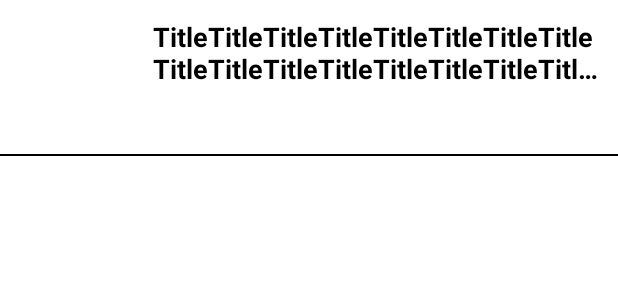
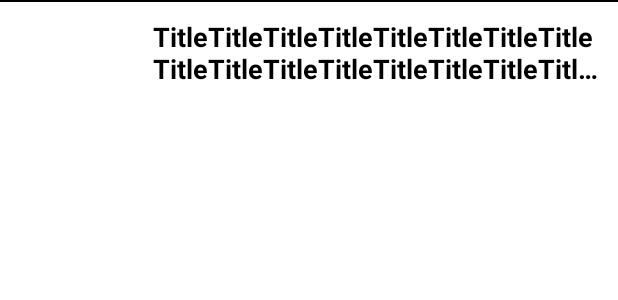
Before and after one commit to polokoio456/PodcastTechnology, an Android app: the layout item_podcast.xml on its own in the app's theme, with its tools: preview values and no code run, on a phone screen of 412 x 824 dp. Shown: the top 300 px of the screen. Run offline under Robolectric (Android 15) with nearby library versions, the phone set to English and light mode, and no system bars.

Commit message:
refactor: modify UI

```diff
--- a/app/src/main/res/layout/item_podcast.xml
+++ b/app/src/main/res/layout/item_podcast.xml
@@ -52,6 +52,6 @@
         android:background="?attr/colorText"
         app:layout_constraintStart_toStartOf="parent"
         app:layout_constraintEnd_toEndOf="parent"
-        app:layout_constraintBottom_toBottomOf="parent"/>
+        app:layout_constraintTop_toTopOf="parent"/>
 
 </androidx.constraintlayout.widget.ConstraintLayout>
```
